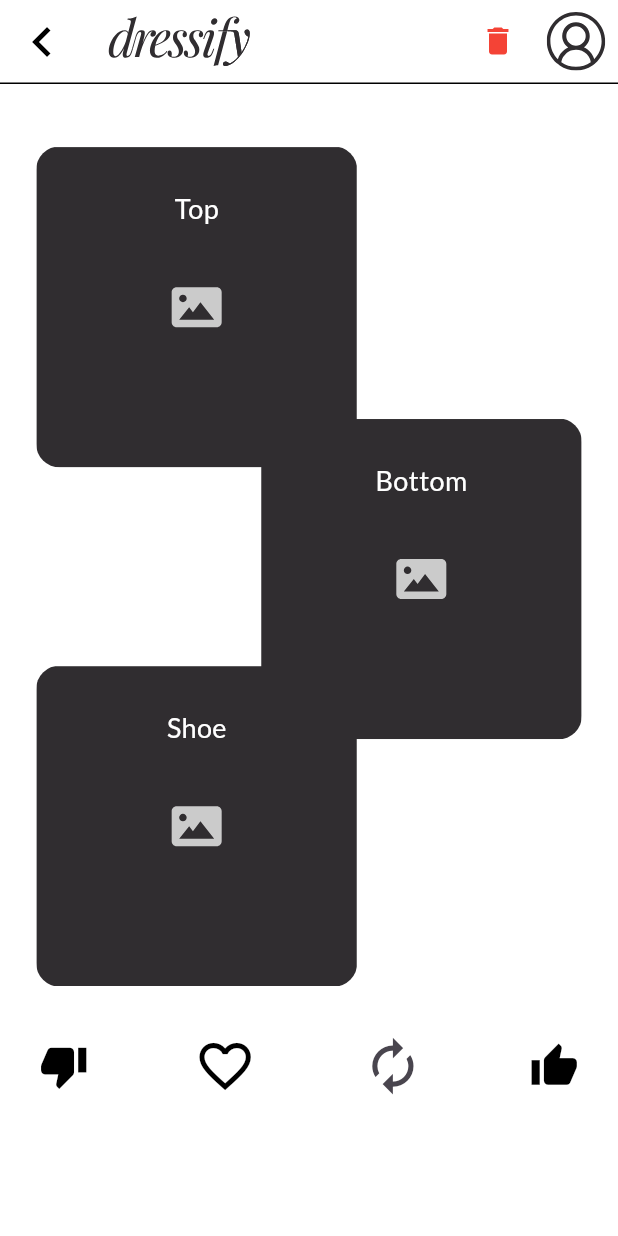
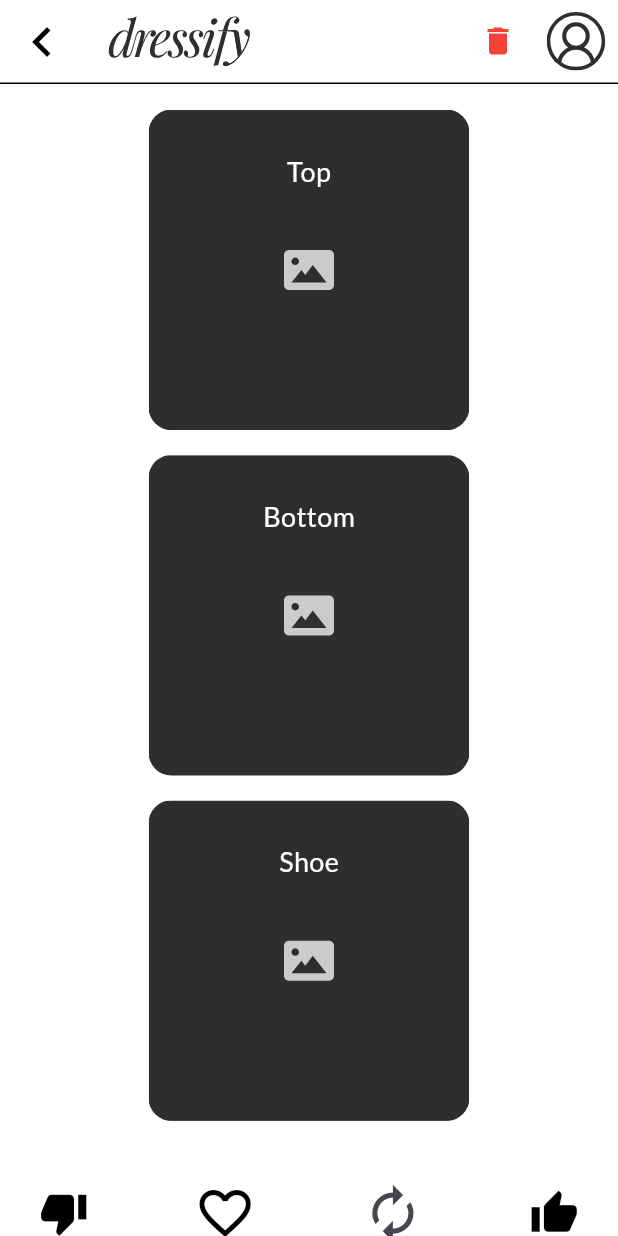
Before and after one commit to Stefania-P11/SWE-Project, a Flutter app: the OutfitSuggestionScreen screen opened directly, on a phone screen of 412 x 824 dp. Run offline on Flutter 3.47's test engine with Material 3 defaults, Android fonts, the phone set to English and light mode, and no system bars; our stand-ins replace cloud_firestore, firebase_auth, firebase_core, firebase_storage, flutter_image_compress, flutter_svg and 5 more; missing offline and left inert: geolocator_android, geolocator_apple; accounts and stored records are empty.

Commit message:
Refined the Display Outfit screen and fixed the issue where images appeared cropped

```diff
--- a/lib/screens/closet_items_screen.dart
+++ b/lib/screens/closet_items_screen.dart
@@ -375,7 +375,7 @@ class _ClosetItemsScreenState extends State<ClosetItemsScreen> {
                                                 12), // Rounded corners for image
                                             child: Image.network(
                                               item.url, // Display item image from URL
-                                              fit: BoxFit.cover,
+                                              fit: BoxFit.contain,
                                             ),
                                           ),
                                         ),
--- a/lib/screens/display_outfit_screen.dart
+++ b/lib/screens/display_outfit_screen.dart
@@ -1,3 +1,4 @@
+// Import necessary packages and components
 import 'package:dressify_app/constants.dart'; // Import global constants and styles
 import 'package:dressify_app/models/outfit.dart'; // Import Outfit model
 import 'package:dressify_app/services/firebase_service.dart'; // Import FirebaseService for local/firestore actions
@@ -32,6 +33,7 @@ class OutfitSuggestionScreen extends StatefulWidget {
 class _OutfitSuggestionScreenState extends State<OutfitSuggestionScreen> {
   bool isFavorite = false; // Track favorite state for UI
 
+  // Function to toggle favorite state and update Firestore/local state accordingly
   Future<void> _toggleFavorite() async {
     final outfit = widget.outfit!;
     setState(() => isFavorite = !isFavorite);
@@ -78,8 +80,7 @@ class _OutfitSuggestionScreenState extends State<OutfitSuggestionScreen> {
     }
   }
 
-
-  /// Debugging to make sure everything loads righ
+  // Print image URLs for debugging
   @override
   void initState() {
     super.initState();
@@ -87,13 +88,16 @@ class _OutfitSuggestionScreenState extends State<OutfitSuggestionScreen> {
     print('Bottom URL: ${widget.outfit?.bottomItem.url}');
     print('Shoe URL: ${widget.outfit?.shoeItem.url}');
   }
+
+  // Handle outfit deletion with confirmation dialog
   void _handleDeleteOutfit() {
     if (widget.outfit != null) {
       showDialog(
         context: context,
         builder: (context) => AlertDialog(
           title: const Text("Delete Outfit"),
-        content: const Text("Are you sure you want to permanently delete this outfit?"),
+          content: const Text(
+              "Are you sure you want to permanently delete this outfit?"),
           actions: [
             TextButton(
               onPressed: () => Navigator.pop(context),
@@ -119,12 +123,13 @@ class _OutfitSuggestionScreenState extends State<OutfitSuggestionScreen> {
     }
   }
 
-
   @override
   Widget build(BuildContext context) {
     final screenWidth = MediaQuery.of(context).size.width; // Get screen width
-    final screenHeight = MediaQuery.of(context).size.height; // Get screen height
+    final screenHeight =
+        MediaQuery.of(context).size.height; // Get screen height
 
+    // Print image URLs to console for debugging
     print('Top URL: ${widget.outfit?.topItem.url}');
     print('Bottom URL: ${widget.outfit?.bottomItem.url}');
     print('Shoe URL: ${widget.outfit?.shoeItem.url}');
@@ -132,74 +137,51 @@ class _OutfitSuggestionScreenState extends State<OutfitSuggestionScreen> {
     return Scaffold(
       backgroundColor: kBackgroundColor, // Set background color
 
-      // Top app bar with optional delete button
+      // Custom app bar with optional delete button
       appBar: CustomAppBar(
         showBackButton: true,
         isViewMode: true,
         showEditIcon: false,
         showDeleteIcon: widget.showDeleteIcon,
-        onDeletePressed: _handleDeleteOutfit, // Hook up delete callback
+        onDeletePressed: _handleDeleteOutfit,
       ),
 
-      // Main body layout
-      body: Padding(
-        padding: const EdgeInsets.all(8.0), // Screen padding
+      // Main body content inside scroll view
+      body: SingleChildScrollView(
+        padding: const EdgeInsets.all(8.0),
         child: Column(
-          mainAxisAlignment: MainAxisAlignment.start,
+          crossAxisAlignment: CrossAxisAlignment.center,
           children: [
-            SizedBox(
-            height: screenHeight * 0.72,
-            width: screenWidth,
-            child: SingleChildScrollView(
-              child: Padding(
+            // Outfit display section (Top, Bottom, Shoes)
+            Padding(
               padding: const EdgeInsets.symmetric(horizontal: 16.0, vertical: 8.8),
-                child: SizedBox(
-                  height: screenHeight * 0.8,
-                  child: Stack(
+              child: Column(
+                crossAxisAlignment: CrossAxisAlignment.center,
                 children: [
-                      // 🟦 Top Item
-                      Positioned(
-                        top: screenHeight * 0.03,
-                        left: 0,
-                        child: outfitItem(
+                  outfitItem(
                     "Top",
                     screenWidth,
                     imageUrl: widget.outfit?.topItem.url,
                   ),
-                      ),
-
-                      // 🟨 Bottom Item
-                      Positioned(
-                        top: screenHeight * 0.25,
-                        right: 0,
-                        child: outfitItem(
+                  const SizedBox(height: 16),
+                  outfitItem(
                     "Bottom",
                     screenWidth,
                     imageUrl: widget.outfit?.bottomItem.url,
                   ),
-                      ),
-
-                      // 🟩 Shoes Item
-                      Positioned(
-                        top: screenHeight * 0.45,
-                        left: 0,
-                        child: outfitItem(
+                  const SizedBox(height: 16),
+                  outfitItem(
                     "Shoe",
                     screenWidth,
                     imageUrl: widget.outfit?.shoeItem.url,
                   ),
-                      ),
                 ],
               ),
             ),
-              ),
-            ),
-          ),
 
+            const SizedBox(height: 24), // Spacer between outfit and buttons
 
-            SizedBox(height: screenHeight * 0.03), // Spacer
-
-            /// Action buttons (favorite, regenerate, thumbs)
+            // Action buttons row (favorite, regenerate, like/dislike)
             Padding(
               padding: const EdgeInsets.symmetric(horizontal: 10.0),
               child: Row(
@@ -207,18 +189,17 @@ class _OutfitSuggestionScreenState extends State<OutfitSuggestionScreen> {
                     ? MainAxisAlignment.spaceBetween
                     : MainAxisAlignment.spaceEvenly,
                 children: [
-                  // Thumbs down (dislike)
+                  // Thumbs down button
                   if (widget.showFavorite)
                     IconButton(
                       iconSize: screenWidth * 0.08,
                       icon: const Icon(Icons.thumb_down, color: Colors.black),
                       onPressed: () {
                         print("Thumbs down pressed");
-                        // TODO: Add dislike logic
                       },
                     ),
 
-                  // Heart icon (toggle favorite)
+                  // Favorite (heart) toggle button
                   if (widget.showFavorite)
                     IconButton(
                       iconSize: screenWidth * 0.1,
@@ -233,29 +214,31 @@ class _OutfitSuggestionScreenState extends State<OutfitSuggestionScreen> {
                       },
                     ),
 
-                  // Regenerate button
+                  // Regenerate outfit button
                   if (widget.showRegenerate)
                     IconButton(
                       iconSize: screenWidth * 0.1,
                       icon: const Icon(Icons.autorenew),
-                      onPressed: widget.onRegenerate ?? () {
+                      onPressed: widget.onRegenerate ??
+                          () {
                             print("Regenerate pressed");
                           },
                     ),
 
-                  // Thumbs up (like)
+                  // Thumbs up button
                   if (widget.showFavorite)
                     IconButton(
                       iconSize: screenWidth * 0.08,
                       icon: const Icon(Icons.thumb_up, color: Colors.black),
                       onPressed: () {
                         print("Thumbs up pressed");
-                        // TODO: Add like logic
                       },
                     ),
                 ],
               ),
             ),
+
+            const SizedBox(height: 24), // Extra space at bottom
           ],
         ),
       ),
--- a/lib/widgets/image_picker.dart
+++ b/lib/widgets/image_picker.dart
@@ -115,11 +115,11 @@ class _ImagePickerContainerState extends State<ImagePickerContainer> {
                 ? (_imagePath!.startsWith('http') // Check if the path is a URL
                     ? DecorationImage(
                         image: NetworkImage(_imagePath!), // Load image from network URL
-                        fit: BoxFit.cover,
+                        fit: BoxFit.contain,
                       )
                     : DecorationImage(
                         image: FileImage(File(_imagePath!)), // Load image from local file
-                        fit: BoxFit.cover,
+                        fit: BoxFit.contain,
                       ))
                 : null, // No image displayed if no path is available
           ),
--- a/lib/widgets/item_card.dart
+++ b/lib/widgets/item_card.dart
@@ -42,7 +42,7 @@ class ItemCard extends StatelessWidget {
                 borderRadius: BorderRadius.circular(12), // Applies rounded corners to the image
                 child: Image.network(
                   item.url, // URL of the image
-                  fit: BoxFit.cover, // Ensures the image covers the container
+                  fit: BoxFit.contain,
                   errorBuilder: (context, error, stackTrace) =>
                       const Icon(Icons.broken_image, size: 50, color: Colors.grey),
                   // Shows a fallback icon if the image fails to load
--- a/lib/widgets/item_container.dart
+++ b/lib/widgets/item_container.dart
@@ -11,21 +11,21 @@ Widget outfitItem(String label, double screenWidth, {VoidCallback? onTap, String
         child: imageUrl != null && imageUrl.isNotEmpty
             ? Image.network(
                 imageUrl,
-                width: screenWidth * 0.52,
-                height: screenWidth * 0.52,
-                fit: BoxFit.cover,
+                width: screenWidth * 0.55,
+                height: screenWidth * 0.55,
+                fit: BoxFit.contain,
                 errorBuilder: (context, error, stackTrace) => SvgPicture.asset(
                   "lib/assets/images/item-image.svg", // Fallback image
                   width: screenWidth * 0.52,
                   height: screenWidth * 0.52,
-                  fit: BoxFit.cover,
+                  fit: BoxFit.contain,
                 ),
               )
             : SvgPicture.asset(
                 "lib/assets/images/item-image.svg", // Default asset if no image URL
                 width: screenWidth * 0.52,
                 height: screenWidth * 0.52,
-                fit: BoxFit.cover,
+                fit: BoxFit.contain,
               ),
       ),
          // 👇 Show label only if imageUrl is empty or null
```
Lines whose indentation alone changed are shown as unchanged.
